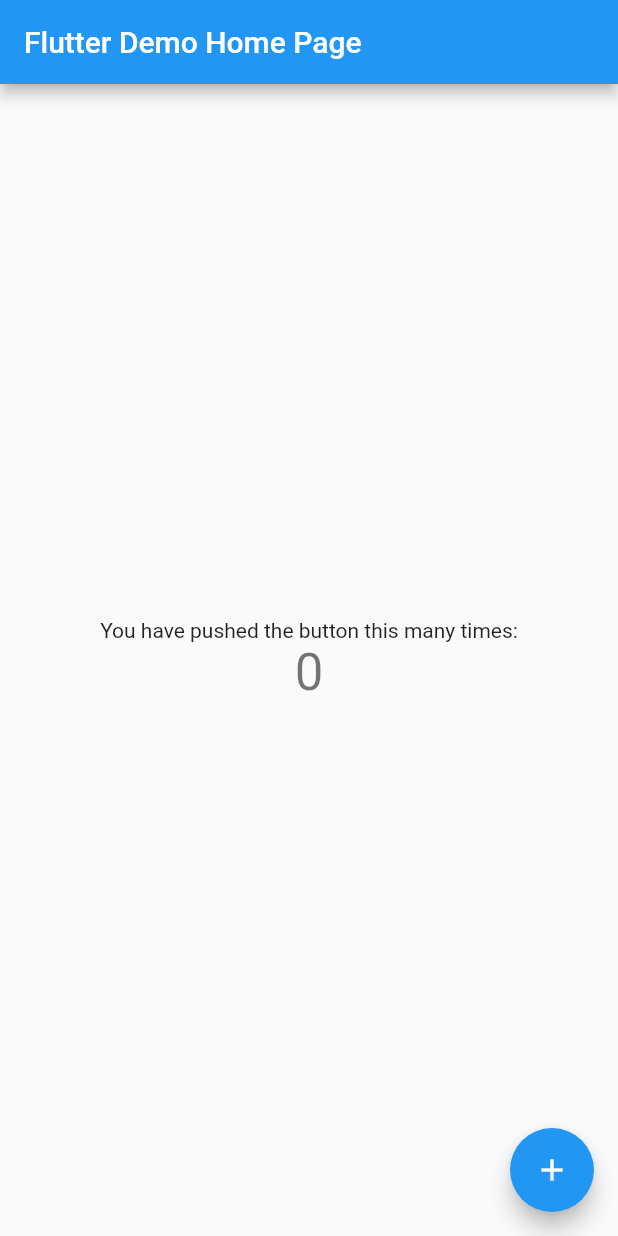
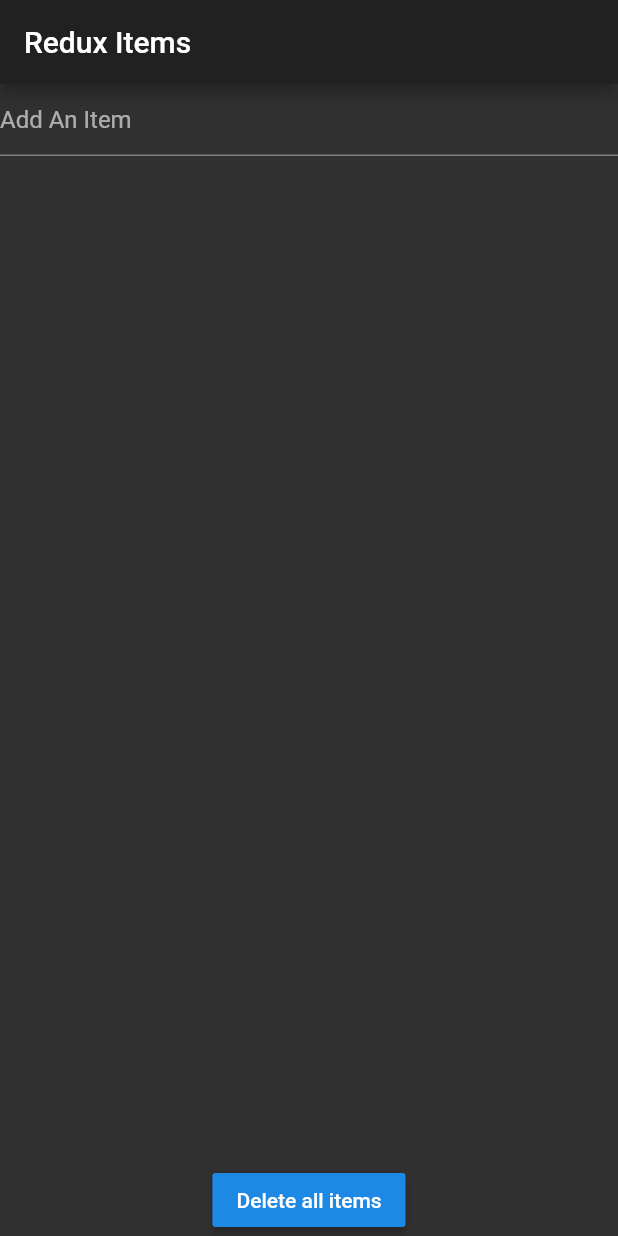
Before and after one commit to jonathanpperry/flutter-redux-todo, a Flutter app: the screen it shows after launch, on a phone screen of 412 x 824 dp. Run offline on Flutter 3.47's test engine with Material 2 defaults, Android fonts, the light colour scheme and no system bars; our stand-ins replace flutter_redux, redux.

Commit message:
Finished part 1 of building CRUD Todo in redux

```diff
--- a/lib/main.dart
+++ b/lib/main.dart
@@ -1,113 +1,145 @@
 import 'package:flutter/material.dart';
+
+import 'package:flutter_redux/flutter_redux.dart';
+import 'package:redux/redux.dart';
+
+import 'package:flutter_redux_todo/model/model.dart';
+import 'package:flutter_redux_todo/redux/actions.dart';
+import 'package:flutter_redux_todo/redux/reducers.dart';
 
 void main() {
   runApp(MyApp());
 }
 
 class MyApp extends StatelessWidget {
-  // This widget is the root of your application.
   @override
   Widget build(BuildContext context) {
-    return MaterialApp(
-      title: 'Flutter Demo',
-      theme: ThemeData(
-        // This is the theme of your application.
-        //
-        // Try running your application with "flutter run". You'll see the
-        // application has a blue toolbar. Then, without quitting the app, try
-        // changing the primarySwatch below to Colors.green and then invoke
-        // "hot reload" (press "r" in the console where you ran "flutter run",
-        // or simply save your changes to "hot reload" in a Flutter IDE).
-        // Notice that the counter didn't reset back to zero; the application
-        // is not restarted.
-        primarySwatch: Colors.blue,
+    final Store<AppState> store =
+        Store<AppState>(appStateReducer, initialState: AppState.initialState());
+
+    return StoreProvider<AppState>(
+      store: store,
+      child: MaterialApp(
+        title: "Flutter Redux Todo",
+        theme: ThemeData.dark(),
+        home: MyHomePage(),
       ),
-      home: MyHomePage(title: 'Flutter Demo Home Page'),
     );
   }
 }
 
-class MyHomePage extends StatefulWidget {
-  MyHomePage({Key key, this.title}) : super(key: key);
-
-  // This widget is the home page of your application. It is stateful, meaning
-  // that it has a State object (defined below) that contains fields that affect
-  // how it looks.
-
-  // This class is the configuration for the state. It holds the values (in this
-  // case the title) provided by the parent (in this case the App widget) and
-  // used by the build method of the State. Fields in a Widget subclass are
-  // always marked "final".
-
-  final String title;
-
+class MyHomePage extends StatelessWidget {
   @override
-  _MyHomePageState createState() => _MyHomePageState();
+  Widget build(BuildContext context) {
+    return Scaffold(
+      appBar: AppBar(
+        title: Text("Redux Items"),
+      ),
+      body: StoreConnector<AppState, _ViewModel>(
+        converter: (Store<AppState> store) => _ViewModel.create(store),
+        builder: (BuildContext context, _ViewModel viewModel) => Column(
+          children: <Widget>[
+            AddItemWidget(viewModel),
+            Expanded(child: ItemListWidget(viewModel)),
+            RemoveItemsButton(viewModel),
+          ],
+        ),
+      ),
+    );
+  }
 }
 
-class _MyHomePageState extends State<MyHomePage> {
-  int _counter = 0;
+class RemoveItemsButton extends StatelessWidget {
+  final _ViewModel model;
 
-  void _incrementCounter() {
-    setState(() {
-      // This call to setState tells the Flutter framework that something has
-      // changed in this State, which causes it to rerun the build method below
-      // so that the display can reflect the updated values. If we changed
-      // _counter without calling setState(), then the build method would not be
-      // called again, and so nothing would appear to happen.
-      _counter++;
-    });
-  }
+  RemoveItemsButton(this.model);
 
   @override
   Widget build(BuildContext context) {
-    // This method is rerun every time setState is called, for instance as done
-    // by the _incrementCounter method above.
-    //
-    // The Flutter framework has been optimized to make rerunning build methods
-    // fast, so that you can just rebuild anything that needs updating rather
-    // than having to individually change instances of widgets.
-    return Scaffold(
-      appBar: AppBar(
-        // Here we take the value from the MyHomePage object that was created by
-        // the App.build method, and use it to set our appbar title.
-        title: Text(widget.title),
-      ),
-      body: Center(
-        // Center is a layout widget. It takes a single child and positions it
-        // in the middle of the parent.
-        child: Column(
-          // Column is also a layout widget. It takes a list of children and
-          // arranges them vertically. By default, it sizes itself to fit its
-          // children horizontally, and tries to be as tall as its parent.
-          //
-          // Invoke "debug painting" (press "p" in the console, choose the
-          // "Toggle Debug Paint" action from the Flutter Inspector in Android
-          // Studio, or the "Toggle Debug Paint" command in Visual Studio Code)
-          // to see the wireframe for each widget.
-          //
-          // Column has various properties to control how it sizes itself and
-          // how it positions its children. Here we use mainAxisAlignment to
-          // center the children vertically; the main axis here is the vertical
-          // axis because Columns are vertical (the cross axis would be
-          // horizontal).
-          mainAxisAlignment: MainAxisAlignment.center,
-          children: <Widget>[
-            Text(
-              'You have pushed the button this many times:',
-            ),
-            Text(
-              '$_counter',
-              style: Theme.of(context).textTheme.headline4,
-            ),
-          ],
-        ),
-      ),
-      floatingActionButton: FloatingActionButton(
-        onPressed: _incrementCounter,
-        tooltip: 'Increment',
-        child: Icon(Icons.add),
-      ), // This trailing comma makes auto-formatting nicer for build methods.
+    return RaisedButton(
+      child: Text("Delete all items"),
+      onPressed: () => model.onRemoveItems(),
     );
   }
 }
+
+class ItemListWidget extends StatelessWidget {
+  final _ViewModel model;
+
+  ItemListWidget(this.model);
+
+  @override
+  Widget build(BuildContext context) {
+    return ListView(
+      children: model.items
+          .map((Item item) => ListTile(
+                title: Text(item.body),
+                leading: IconButton(
+                  icon: Icon(Icons.delete),
+                  onPressed: () => model.onRemoveItem(item),
+                ),
+              ))
+          .toList(),
+    );
+  }
+}
+
+class AddItemWidget extends StatefulWidget {
+  final _ViewModel model;
+
+  AddItemWidget(this.model);
+
+  @override
+  _AddItemState createState() => _AddItemState();
+}
+
+class _AddItemState extends State<AddItemWidget> {
+  final TextEditingController controller = TextEditingController();
+
+  @override
+  Widget build(BuildContext context) {
+    return TextField(
+      controller: controller,
+      decoration: InputDecoration(hintText: "Add An Item"),
+      onSubmitted: (String s) {
+        widget.model.onAddItem(s);
+        controller.text = '';
+      },
+    );
+  }
+}
+
+class _ViewModel {
+  final List<Item> items;
+  final Function(String) onAddItem;
+  final Function(Item) onRemoveItem;
+  final Function() onRemoveItems;
+
+  _ViewModel({
+    this.items,
+    this.onAddItem,
+    this.onRemoveItem,
+    this.onRemoveItems,
+  });
+
+  factory _ViewModel.create(Store<AppState> store) {
+    _onAddItem(String body) {
+      store.dispatch(AddItemAction(body));
+    }
+
+    _onRemoveItem(Item item) {
+      store.dispatch(RemoveItemAction(item));
+    }
+
+    _onRemoveItems() {
+      store.dispatch(RemoveItemsAction());
+    }
+
+    return _ViewModel(
+      items: store.state.items,
+      onAddItem: _onAddItem,
+      onRemoveItem: _onRemoveItem,
+      onRemoveItems: _onRemoveItems,
+    );
+  }
+}
--- /dev/null
+++ b/lib/model/model.dart
@@ -0,0 +1,26 @@
+import 'package:flutter/foundation.dart';
+
+class Item {
+  final int id;
+  final String body;
+
+  Item({
+    @required this.body,
+    @required this.id,
+  });
+
+  Item copyWith({int id, String body}) {
+    return Item(
+      id: id ?? this.id,
+      body: body ?? this.body,
+    );
+  }
+}
+
+class AppState {
+  final List<Item> items;
+
+  AppState({@required this.items});
+
+  AppState.initialState() : items = List.unmodifiable(<Item>[]);
+}
--- /dev/null
+++ b/lib/redux/actions.dart
@@ -0,0 +1,20 @@
+import 'package:flutter_redux_todo/model/model.dart';
+
+class AddItemAction {
+  static int _id = 0;
+  final String item;
+
+  AddItemAction(this.item) {
+    _id++;
+  }
+
+  int get id => _id;
+}
+
+class RemoveItemAction {
+  final Item item;
+
+  RemoveItemAction(this.item);
+}
+
+class RemoveItemsAction {}
--- /dev/null
+++ b/lib/redux/reducers.dart
@@ -0,0 +1,24 @@
+import 'package:flutter_redux_todo/model/model.dart';
+import 'package:flutter_redux_todo/redux/actions.dart';
+
+AppState appStateReducer(AppState state, action) {
+  return AppState(items: itemReducer(state.items, action));
+}
+
+List<Item> itemReducer(List<Item> state, action) {
+  if (action is AddItemAction) {
+    return []
+      ..addAll(state)
+      ..add(Item(id: action.id, body: action.item));
+  }
+
+  if (action is RemoveItemAction) {
+    return List.unmodifiable(List.from(state)..remove(action.item));
+  }
+
+  if (action is RemoveItemsAction) {
+    return List.unmodifiable([]);
+  }
+
+  return state;
+}
--- a/pubspec.yaml
+++ b/pubspec.yaml
@@ -23,7 +23,7 @@
 dependencies:
   flutter:
     sdk: flutter
-
+  flutter_redux: ^0.5.2
 
   # The following adds the Cupertino Icons font to your application.
   # Use with the CupertinoIcons class for iOS style icons.
```
Also changed, not shown: pubspec.lock.
